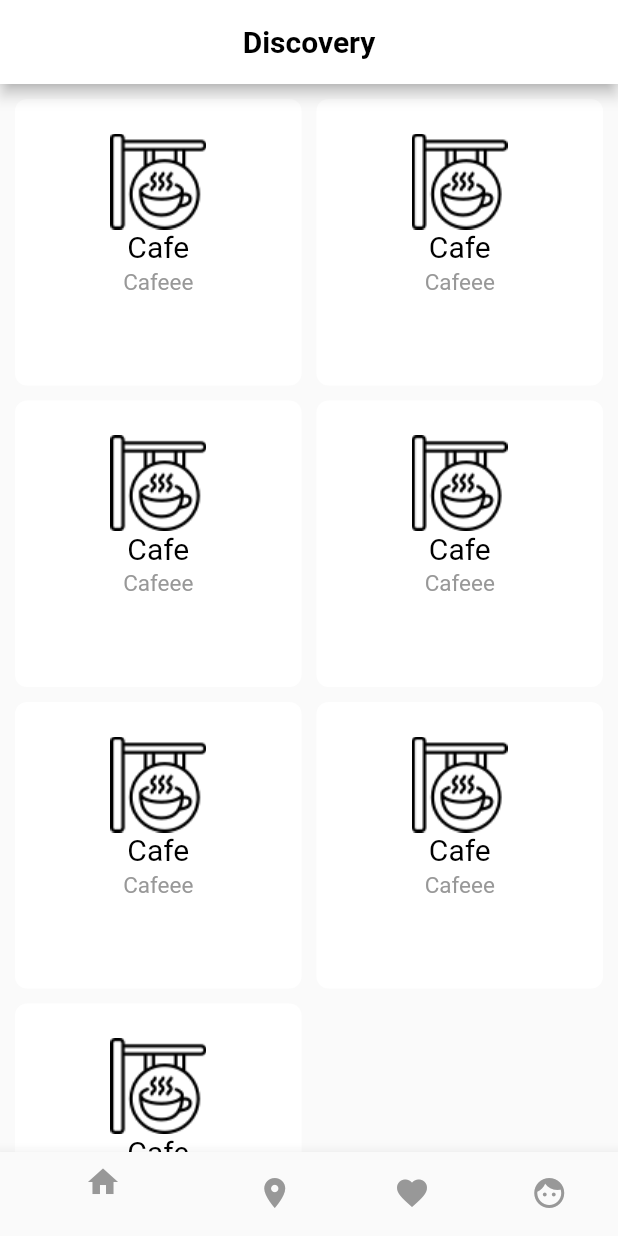
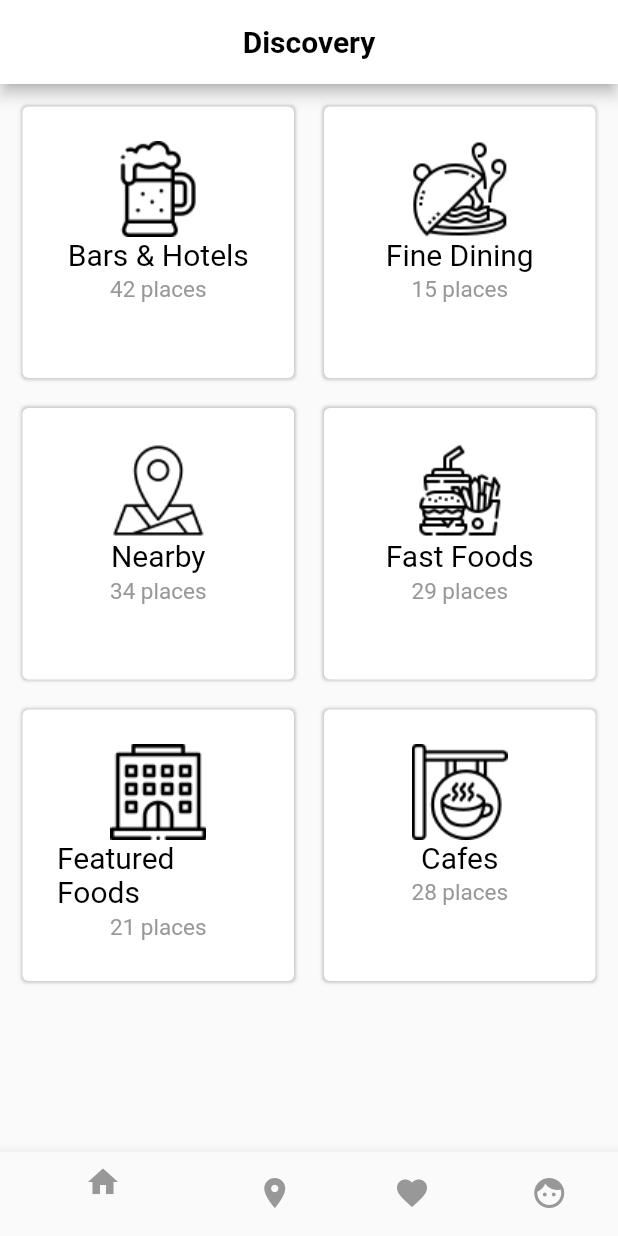
Before and after one commit to leeoandradee/food_app, a Flutter app: the screen it shows after launch, on a phone screen of 412 x 824 dp. Run offline on Flutter 3.47's test engine with Material 2 defaults, Android fonts, the phone set to English and light mode, and no system bars.

Commit message:
ajustes do projeto

```diff
--- a/lib/main.dart
+++ b/lib/main.dart
@@ -6,6 +6,7 @@ import 'package:flutter/material.dart';
 void main() {
   runApp(
     MaterialApp(
+      debugShowCheckedModeBanner: false,
       initialRoute: "/",
       routes: {
         "/restaurants" : (context) => RestaurantScreen()
--- /dev/null
+++ b/lib/model/restaurant.dart
@@ -0,0 +1,10 @@
+class Restaurant {
+
+  final String image;
+  final String name;
+  final String address;
+  final String foods;
+
+  Restaurant(this.image, this.name, this.address, this.foods);
+
+}
--- a/lib/utils/colors_const.dart
+++ b/lib/utils/colors_const.dart
@@ -3,4 +3,5 @@ class ColorsConst {
   static const bottomBarColor = 0xffffffff;
   static const bodyColor = 0xfff2f2f4;
   static const cardSelected = 0xffffcc2a;
+  static const seeAllColor = 0xff80b2b3;
 }
--- a/lib/views/discovery_screen.dart
+++ b/lib/views/discovery_screen.dart
@@ -7,7 +7,7 @@ class DiscoveryScreen extends StatelessWidget {
   @override
   Widget build(BuildContext context) {
     return Scaffold(
-      appBar: HeaderPage(),
+      appBar: HeaderPage("Discovery"),
       body: DiscoveryCard(),
       bottomNavigationBar: BottomPage(),
     );
--- a/lib/widgets/discovery_card.dart
+++ b/lib/widgets/discovery_card.dart
@@ -10,13 +10,12 @@ class DiscoveryCard extends StatefulWidget {
 class _DiscoveryCardState extends State<DiscoveryCard> {
 
   final cardList = [
-    Discovery("images/cafe.png", "Cafe", "Cafeee"),
-    Discovery("images/cafe.png", "Cafe", "Cafeee"),
-    Discovery("images/cafe.png", "Cafe", "Cafeee"),
-    Discovery("images/cafe.png", "Cafe", "Cafeee"),
-    Discovery("images/cafe.png", "Cafe", "Cafeee"),
-    Discovery("images/cafe.png", "Cafe", "Cafeee"),
-    Discovery("images/cafe.png", "Cafe", "Cafeee"),
+    Discovery("images/beer-mug.png", "Bars & Hotels", "42 places"),
+    Discovery("images/dining.png", "Fine Dining", "15 places"),
+    Discovery("images/location.png", "Nearby", "34 places"),
+    Discovery("images/fast-food.png", "Fast Foods", "29 places"),
+    Discovery("images/hotel.png", "Featured Foods", "21 places"),
+    Discovery("images/cafe.png", "Cafes", "28 places"),
   ];
 
   void redirectRestaurant() {
@@ -26,9 +25,9 @@ class _DiscoveryCardState extends State<DiscoveryCard> {
   @override
   Widget build(BuildContext context) {
     return GridView.builder(
-      padding: EdgeInsets.all(10),
+      padding: EdgeInsets.all(15),
       gridDelegate: SliverGridDelegateWithFixedCrossAxisCount(
-          crossAxisCount: 2, crossAxisSpacing: 10, mainAxisSpacing: 10),
+          crossAxisCount: 2, crossAxisSpacing: 20, mainAxisSpacing: 20),
           itemBuilder: (context, i) {
             return GestureDetector(
               onTap: redirectRestaurant,
@@ -65,10 +64,17 @@ class _DiscoveryCardState extends State<DiscoveryCard> {
                 decoration: BoxDecoration(
                   color: Colors.white,
                   borderRadius: BorderRadius.only(
-                  topLeft: Radius.circular(8),
-                  topRight: Radius.circular(8),
-                  bottomLeft: Radius.circular(8),
-                  bottomRight: Radius.circular(8)),
+                      topLeft: Radius.circular(4),
+                      topRight: Radius.circular(4),
+                      bottomLeft: Radius.circular(4),
+                      bottomRight: Radius.circular(4)),
+                  boxShadow: [
+                    BoxShadow(
+                      color: Colors.grey.withOpacity(0.5),
+                      spreadRadius: 1,
+                      blurRadius: 1,
+                    ),
+                  ],
                 ),
               ),
         );
--- a/lib/widgets/header_page.dart
+++ b/lib/widgets/header_page.dart
@@ -2,6 +2,11 @@ import 'package:food_app/utils/colors_const.dart';
 import 'package:flutter/material.dart';
 
 class HeaderPage extends StatelessWidget with PreferredSizeWidget {
+
+  String pageTitle;
+
+  HeaderPage(this.pageTitle);
+
   @override
   Widget build(BuildContext context) {
     return AppBar(
@@ -10,7 +15,7 @@ class HeaderPage extends StatelessWidget with PreferredSizeWidget {
         color: Colors.black, //change your color here
       ),
       title: Text(
-        'Discovery',
+        pageTitle,
         style: TextStyle(color: Colors.black, fontWeight: FontWeight.bold),
       ),
       backgroundColor: Color(ColorsConst.bottomBarColor),
```
Also changed, not shown: lib/components/list_card_page.dart (deleted, +0 -48 lines), lib/views/restaurant_screen.dart (+11 -2 lines), lib/widgets/carousel.dart (added, +27 -0 lines), lib/widgets/restaurant_card.dart (+49 -146 lines), pubspec.yaml (+8 -1 lines), images/banner/fast_food_banner.jpg (added), images/banner/japonese_banner.jpg (added), images/banner/pizza_banner.jpg (added), images/foods/bobs.png (added), images/foods/kfc.jpg (added), images/foods/mc.jpg (added), images/foods/pizza.jpg (added), images/foods/subway.jpg (added). Lines whose indentation alone changed are shown as unchanged.
